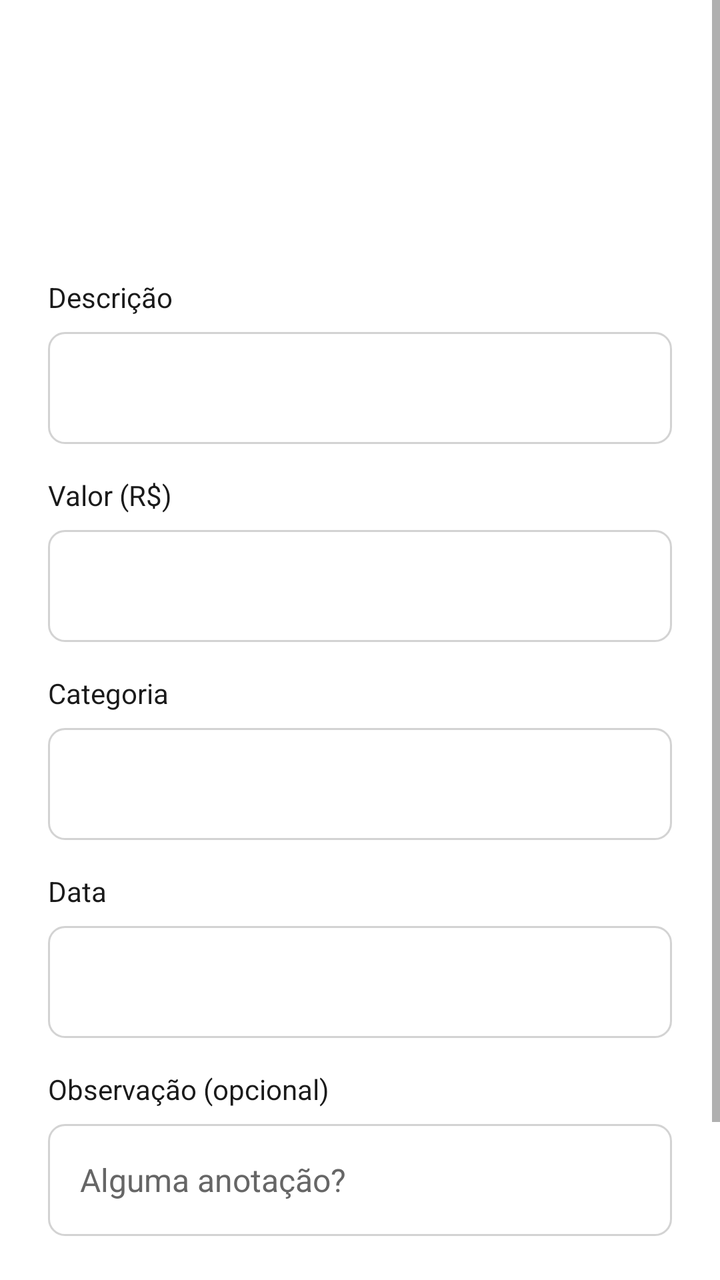
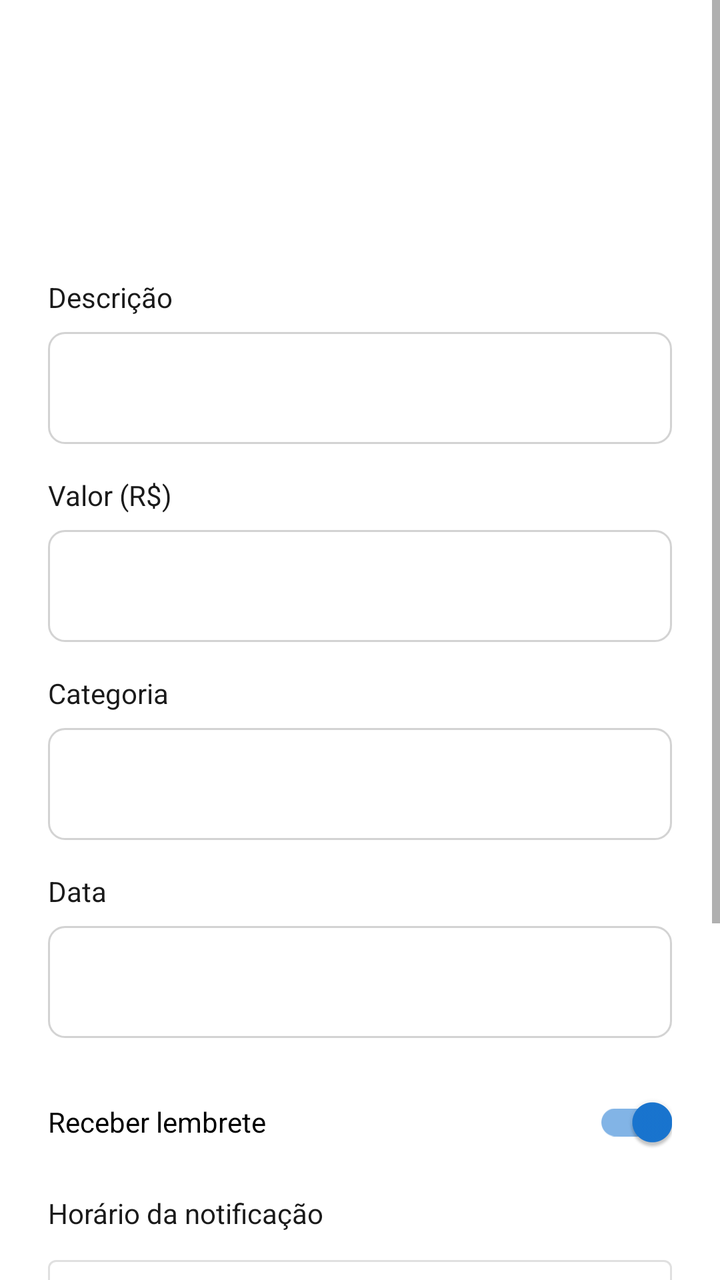

Screens rendered from an Android XML layout before and after an edit, with the pre-edit source and the edit as a unified diff.
<!-- AndroidManifest.xml: application theme Theme.Meu_controle -->
<!-- res/layout/activity_new_account.xml -->
<?xml version="1.0" encoding="utf-8"?>
<LinearLayout xmlns:android="http://schemas.android.com/apk/res/android"
    xmlns:app="http://schemas.android.com/apk/res-auto"
    android:layout_width="match_parent"
    android:layout_height="match_parent"
    android:background="@color/white"
    android:orientation="vertical">

    <ScrollView
        android:layout_width="match_parent"
        android:layout_height="0dp"
        android:layout_weight="1"
        android:fillViewport="true">

        <LinearLayout
            android:layout_width="match_parent"
            android:layout_height="wrap_content"
            android:orientation="vertical"
            android:padding="24dp">

            
            <TextView
                android:id="@+id/btnVoltar"
                android:layout_width="wrap_content"
                android:layout_height="wrap_content"
                android:paddingVertical="8dp"
                android:textColor="@color/green_primary"
                android:textSize="16sp"
                android:textStyle="bold" />

            
            <TextView
                android:id="@+id/new_account_title"
                android:layout_width="wrap_content"
                android:layout_height="wrap_content"
                android:layout_marginTop="16dp"
                android:textColor="@color/black"
                android:textSize="28sp"
                android:textStyle="bold" />

            
            <TextView
                android:layout_width="wrap_content"
                android:layout_height="wrap_content"
                android:layout_marginTop="24dp"
                android:text="Descrição"
                android:textColor="@color/black"
                android:textSize="14sp" />

            <EditText
                android:id="@+id/description_input"
                android:layout_width="match_parent"
                android:layout_height="56dp"
                android:layout_marginTop="8dp"
                android:background="@drawable/bg_input_field"
                android:inputType="textCapSentences"
                android:paddingHorizontal="16dp"
                android:textColor="@color/black"
                android:textSize="16sp" />

            
            <TextView
                android:layout_width="wrap_content"
                android:layout_height="wrap_content"
                android:layout_marginTop="16dp"
                android:text="Valor (R$)"
                android:textColor="@color/black"
                android:textSize="14sp" />

            <EditText
                android:id="@+id/amount_input"
                android:layout_width="match_parent"
                android:layout_height="56dp"
                android:layout_marginTop="8dp"
                android:background="@drawable/bg_input_field"
                android:inputType="numberDecimal"
                android:paddingHorizontal="16dp"
                android:textColor="@color/black"
                android:textSize="16sp" />

            
            <TextView
                android:layout_width="wrap_content"
                android:layout_height="wrap_content"
                android:layout_marginTop="16dp"
                android:text="Categoria"
                android:textColor="@color/black"
                android:textSize="14sp" />

            <Spinner
                android:id="@+id/category_input"
                android:layout_width="match_parent"
                android:layout_height="56dp"
                android:layout_marginTop="8dp"
                android:background="@drawable/bg_input_field"
                android:paddingHorizontal="16dp" />

            
            <TextView
                android:layout_width="wrap_content"
                android:layout_height="wrap_content"
                android:layout_marginTop="16dp"
                android:text="Data"
                android:textColor="@color/black"
                android:textSize="14sp" />

            <TextView
                android:id="@+id/due_date_input"
                android:layout_width="match_parent"
                android:layout_height="56dp"
                android:layout_marginTop="8dp"
                android:background="@drawable/bg_input_field"
                android:gravity="center_vertical"
                android:paddingHorizontal="16dp"
                android:textColor="@color/black"
                android:textSize="16sp" />

            
            <TextView
                android:layout_width="wrap_content"
                android:layout_height="wrap_content"
                android:layout_marginTop="16dp"
                android:text="Observação (opcional)"
                android:textColor="@color/black"
                android:textSize="14sp" />

            <EditText
                android:id="@+id/notes_input"
                android:layout_width="match_parent"
                android:layout_height="56dp"
                android:layout_marginTop="8dp"
                android:background="@drawable/bg_input_field"
                android:hint="Alguma anotação?"
                android:inputType="textCapSentences"
                android:paddingHorizontal="16dp"
                android:textColor="@color/black"
                android:textColorHint="@color/gray_text"
                android:textSize="16sp" />

            
            <LinearLayout
                android:layout_width="match_parent"
                android:layout_height="wrap_content"
                android:layout_marginTop="32dp"
                android:orientation="horizontal">

                <com.google.android.material.button.MaterialButton
                    android:id="@+id/cancel_account_button"
                    android:layout_width="0dp"
                    android:layout_height="56dp"
                    android:layout_weight="1"
                    android:layout_marginEnd="8dp"
                    android:backgroundTint="@color/white"
                    android:text="Cancelar"
                    android:textAllCaps="false"
                    android:textSize="16sp"
                    app:cornerRadius="8dp"
                    app:strokeWidth="1dp" />

                <com.google.android.material.button.MaterialButton
                    android:id="@+id/save_account_button"
                    android:layout_width="0dp"
                    android:layout_height="56dp"
                    android:layout_weight="1"
                    android:layout_marginStart="8dp"
                    android:text="Salvar"
                    android:textAllCaps="false"
                    android:textColor="@color/white"
                    android:textSize="16sp"
                    app:cornerRadius="8dp" />
            </LinearLayout>

        </LinearLayout>
    </ScrollView>
</LinearLayout>
<!-- resources referenced by this layout -->
<resources>
  <color name="black">#1A1A1A</color>
  <color name="gray_text">#666666</color>
  <color name="green_primary">#2E7D32</color>
  <color name="white">#FFFFFF</color>
  <!-- drawable bg_input_field (drawable) -->
  <?xml version="1.0" encoding="utf-8"?>
  <shape xmlns:android="http://schemas.android.com/apk/res/android">
      <solid android:color="@color/white" />
      <stroke android:width="1dp" android:color="@color/gray_border" />
      <corners android:radius="8dp" />
  </shape>
  <style name="Theme.Meu_controle" parent="Theme.MaterialComponents.DayNight.NoActionBar">
          <item name="colorPrimary">@color/primary</item>
          <item name="colorPrimaryDark">@color/primary_dark</item>
          <item name="colorAccent">@color/primary</item>
      </style>
  <color name="gray_border">#D3D3D3</color>
  <color name="primary">#1976D2</color>
  <color name="primary_dark">#0D47A1</color>
</resources>

<!-- the commit's change to res/layout/activity_new_account.xml (unified diff, before → after) -->
@@ -115,6 +115,30 @@
                 android:textColor="@color/black"
                 android:textSize="16sp" />
 
+            <com.google.android.material.switchmaterial.SwitchMaterial
+                android:id="@+id/account_reminder_enabled"
+                android:layout_width="match_parent"
+                android:layout_height="wrap_content"
+                android:layout_marginTop="18dp"
+                android:checked="true"
+                android:text="@string/account_reminder_enabled" />
+
+            <TextView
+                android:layout_width="wrap_content"
+                android:layout_height="wrap_content"
+                android:layout_marginTop="12dp"
+                android:text="@string/account_reminder_time_label"
+                android:textColor="@color/black"
+                android:textSize="14sp" />
+
+            <com.google.android.material.button.MaterialButton
+                android:id="@+id/account_reminder_time"
+                style="@style/Widget.MaterialComponents.Button.OutlinedButton"
+                android:layout_width="match_parent"
+                android:layout_height="52dp"
+                android:layout_marginTop="8dp"
+                android:textAllCaps="false" />
+
             
             <TextView
                 android:layout_width="wrap_content"
<!-- resource entries referenced after the edit -->
@@ -11,6 +11,8 @@
       <stroke android:width="1dp" android:color="@color/gray_border" />
       <corners android:radius="8dp" />
   </shape>
+  <string name="account_reminder_enabled">Receber lembrete</string>
+  <string name="account_reminder_time_label">Horário da notificação</string>
   <style name="Theme.Meu_controle" parent="Theme.MaterialComponents.DayNight.NoActionBar">
           <item name="colorPrimary">@color/primary</item>
           <item name="colorPrimaryDark">@color/primary_dark</item>
